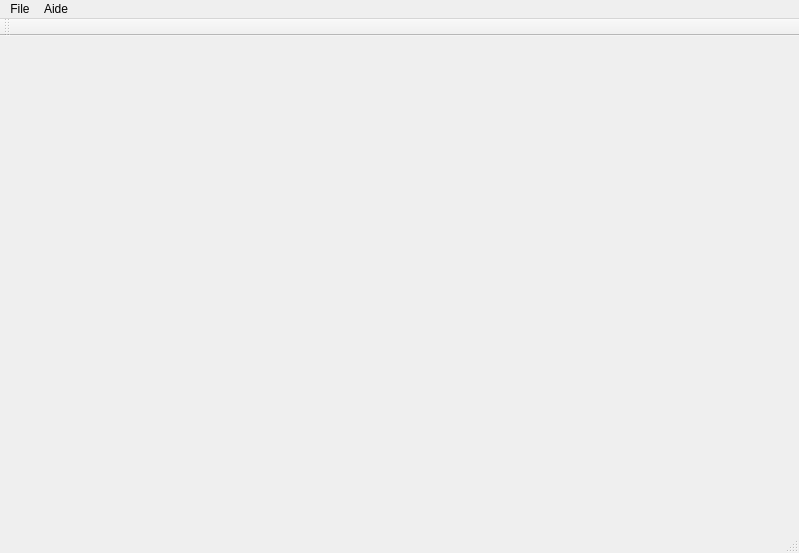
FrenchieTucker/MMEGOptimizer, file MMEGOptimizer.ui: the form before one commit.
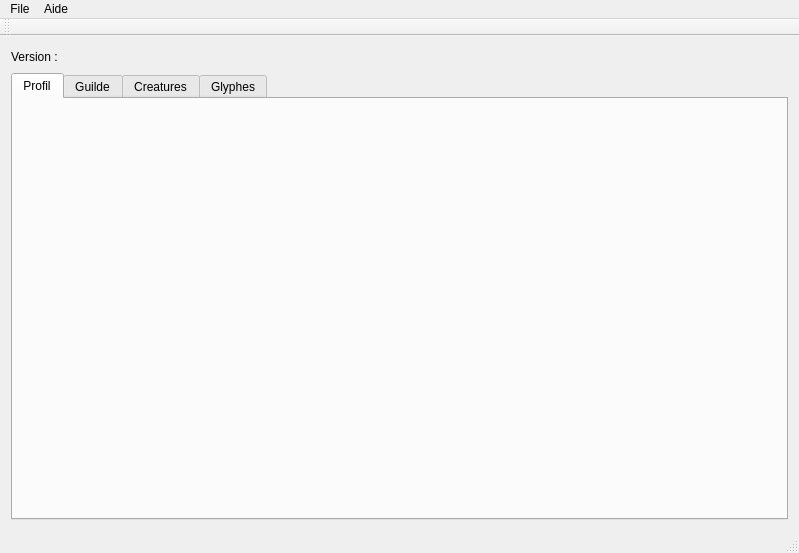
The form after the commit.

Commit message: Ajout d'une widget avec onglets pour séparer tous les contenus de l'archive : Profile, Guilde, Creatures & Glyphes

What changed in the file:
```diff
--- a/MMEGOptimizer.ui
+++ b/MMEGOptimizer.ui
@@ -13,7 +13,68 @@
   <property name="windowTitle">
    <string>MMEG Optimizer</string>
   </property>
-  <widget class="QWidget" name="centralWidget"/>
+  <widget class="QWidget" name="centralWidget">
+   <layout class="QVBoxLayout" name="verticalLayout">
+    <item>
+     <layout class="QHBoxLayout" name="horizontalLayout">
+      <item>
+       <widget class="QLabel" name="m_versionLabel">
+        <property name="text">
+         <string>Version :</string>
+        </property>
+       </widget>
+      </item>
+      <item>
+       <widget class="QLabel" name="m_versionValue">
+        <property name="text">
+         <string/>
+        </property>
+       </widget>
+      </item>
+      <item>
+       <spacer name="horizontalSpacer">
+        <property name="orientation">
+         <enum>Qt::Horizontal</enum>
+        </property>
+        <property name="sizeHint" stdset="0">
+         <size>
+          <width>40</width>
+          <height>20</height>
+         </size>
+        </property>
+       </spacer>
+      </item>
+     </layout>
+    </item>
+    <item>
+     <widget class="QTabWidget" name="m_tabWidget">
+      <property name="currentIndex">
+       <number>0</number>
+      </property>
+      <widget class="QWidget" name="m_profileTab">
+       <attribute name="title">
+        <string>Profil</string>
+       </attribute>
+      </widget>
+      <widget class="QWidget" name="m_guildTab">
+       <attribute name="title">
+        <string>Guilde</string>
+       </attribute>
+      </widget>
+      <widget class="QWidget" name="m_creaturesTab">
+       <attribute name="title">
+        <string>Creatures</string>
+       </attribute>
+      </widget>
+      <widget class="QWidget" name="m_runesTab">
+       <attribute name="title">
+        <string>Glyphes</string>
+       </attribute>
+      </widget>
+     </widget>
+    </item>
+   </layout>
+  </widget>
   <widget class="QMenuBar" name="menuBar">
    <property name="geometry">
     <rect>
```
Left out of the diff: 2 changed lines with no effect on the pictures.
